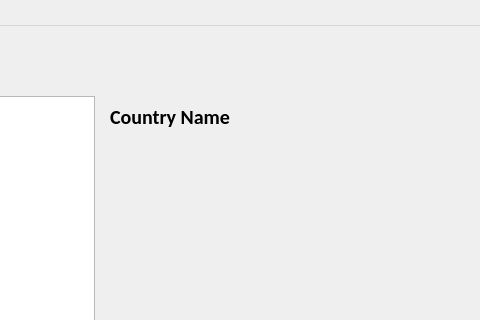
Above: assingment/FinalProject/CountriesOfTheWorld.ui from waterfall49/PROG1700-w0411909 before the change; both pictures show x 321 to 801 and y 0 to 320 of the 998 by 805 pixel window. Below: the same form after it.
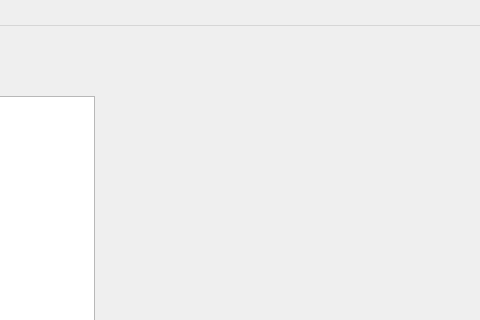
That is the form after the change.

What changed in the file:
```diff
--- a/assingment/FinalProject/CountriesOfTheWorld.ui
+++ b/assingment/FinalProject/CountriesOfTheWorld.ui
@@ -71,7 +71,7 @@
      </font>
     </property>
     <property name="text">
-     <string>Country Name</string>
+     <string/>
     </property>
    </widget>
    <widget class="QLabel" name="label_Population">
```
Left out of the diff: 4 changed lines with no effect on the pictures.
